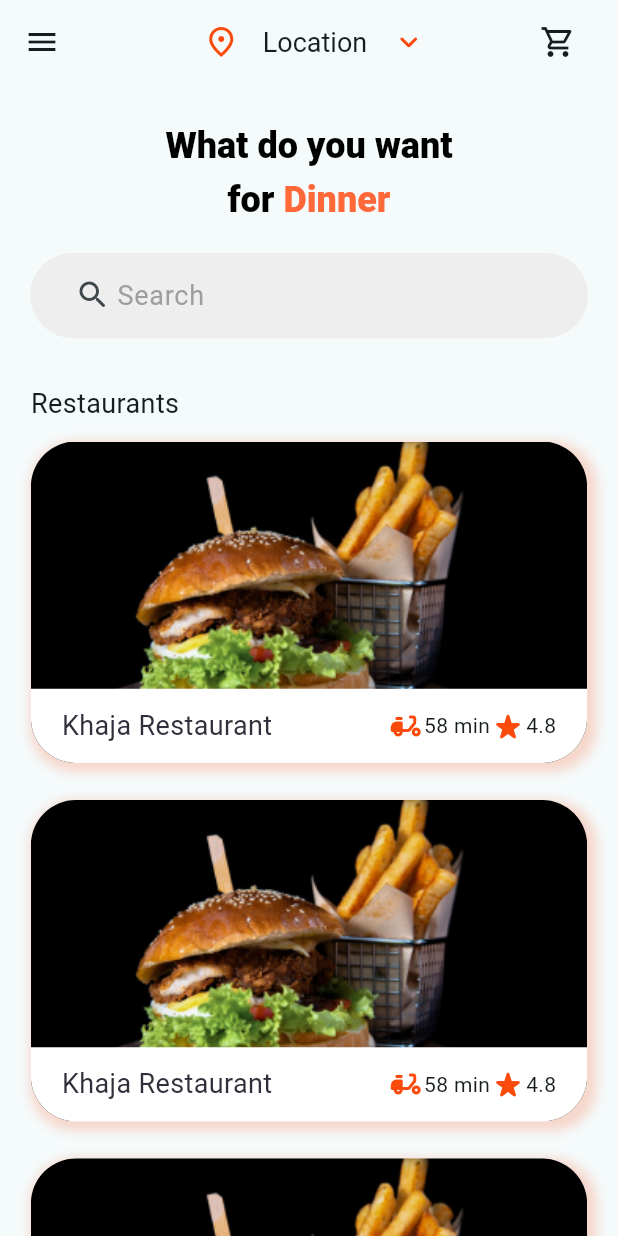
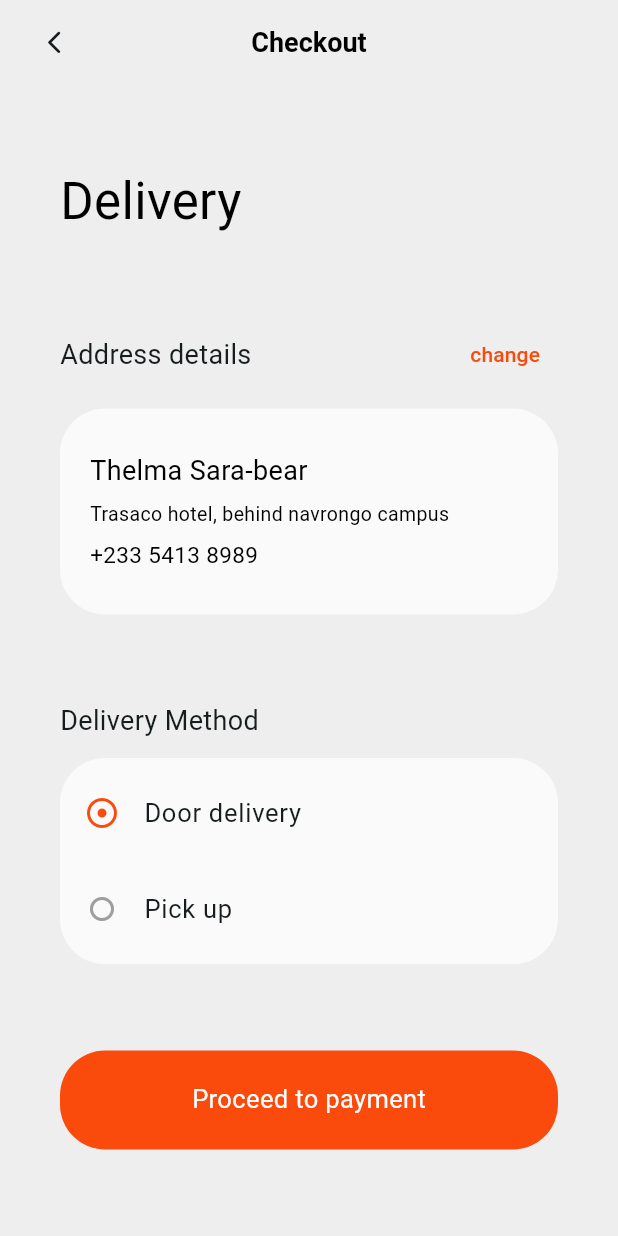
Before and after one commit to yahiyam/fullfill_user_app, a Flutter app: the screen it shows after launch, after a tap on "Get started", after a tap on "Login", after a tap on the "shopping cart" icon, on a phone screen of 412 x 824 dp. Run offline on Flutter 3.47's test engine with Material 2 defaults, Android fonts, the phone set to English and light mode, and no system bars; our stand-ins replace image_picker, shared_preferences.

Commit message:
UI finished almost

```diff
--- a/lib/main.dart
+++ b/lib/main.dart
@@ -1,4 +1,6 @@
 import 'package:flutter/material.dart';
+import 'package:fullfill_user_app/presentation/CheckoutPage/checkout_delivery_page.dart';
+import 'package:fullfill_user_app/presentation/CheckoutPage/checkout_patment.dart';
 import 'package:fullfill_user_app/presentation/RestaurantPage/restaurant_page.dart';
 import 'package:fullfill_user_app/presentation/emptyPages/connection_page.dart';
 import 'package:fullfill_user_app/presentation/emptyPages/history_page.dart';
@@ -13,6 +15,8 @@ import 'package:fullfill_user_app/presentation/splash_page.dart';
 import 'package:fullfill_user_app/provider/auth_provider.dart';
 import 'package:fullfill_user_app/provider/splash_provider.dart';
 import 'package:provider/provider.dart';
+
+import 'presentation/emptyPages/privacy_page.dart';
 
 void main(List<String> args) {
   runApp(
@@ -63,6 +67,9 @@ class MyApp extends StatelessWidget {
         '/order': (context) => const OrderPage(),
         '/search': (context) => const SearchPage(),
         '/profile': (context) => const ProfilePage(),
+        '/privacy': (context) => const PrivacyPage(),
+        '/delivery': (context) => const DeliveryPage(),
+        '/payment': (context) => const PaymentPage(),
       },
     );
   }
--- /dev/null
+++ b/lib/presentation/CheckoutPage/checkout_delivery_page.dart
@@ -0,0 +1,177 @@
+import 'package:flutter/material.dart';
+import 'package:fullfill_user_app/presentation/common_widgets/common_widgets.dart';
+
+import '../../Globals/colors.dart';
+import '../HomePage/widgets/heading_title.dart';
+
+class DeliveryPage extends StatelessWidget {
+  const DeliveryPage({super.key});
+
+  @override
+  Widget build(BuildContext context) {
+    final Size screen = MediaQuery.of(context).size;
+    return Scaffold(
+      appBar: const CustomAppBar(title: 'Checkout'),
+      backgroundColor: grey200,
+      body: Column(
+        mainAxisAlignment: MainAxisAlignment.spaceEvenly,
+        crossAxisAlignment: CrossAxisAlignment.start,
+        children: [
+          const Padding(
+            padding: EdgeInsets.only(left: 40.0),
+            child: Text(
+              'Delivery',
+              style: TextStyle(
+                fontSize: 34,
+                fontWeight: FontWeight.w400,
+                height: 1.2025,
+                color: Color(0xff000000),
+              ),
+            ),
+          ),
+          Padding(
+            padding: const EdgeInsets.symmetric(horizontal: 40),
+            child: Column(
+              crossAxisAlignment: CrossAxisAlignment.start,
+              children: [
+                Row(
+                  mainAxisAlignment: MainAxisAlignment.spaceBetween,
+                  children: [
+                    const HeadingTitle(
+                      title: 'Address details',
+                      padding: false,
+                    ),
+                    TextButton(
+                      onPressed: () {},
+                      child: const Text(
+                        'change',
+                        style: TextStyle(
+                          color: orange,
+                        ),
+                      ),
+                    )
+                  ],
+                ),
+                const SizedBox(height: 12),
+                Container(
+                  height: screen.height / 6,
+                  width: double.infinity,
+                  decoration: BoxDecoration(
+                    color: Colors.white70,
+                    borderRadius: BorderRadius.circular(30),
+                  ),
+                  child: const Padding(
+                    padding: EdgeInsets.all(20.0),
+                    child: Column(
+                      mainAxisAlignment: MainAxisAlignment.spaceEvenly,
+                      crossAxisAlignment: CrossAxisAlignment.start,
+                      children: [
+                        Text(
+                          'Thelma Sara-bear',
+                          style: TextStyle(
+                            fontSize: 18,
+                            fontWeight: FontWeight.w400,
+                            height: 1.2025,
+                            color: Color(0xff000000),
+                          ),
+                        ),
+                        Text(
+                          'Trasaco hotel, behind navrongo campus',
+                          style: TextStyle(
+                            fontSize: 13,
+                            fontWeight: FontWeight.w400,
+                            height: 1.2025,
+                            color: Color(0xff000000),
+                          ),
+                        ),
+                        Text(
+                          '+233 5413 8989',
+                          style: TextStyle(
+                            fontSize: 15,
+                            fontWeight: FontWeight.w400,
+                            height: 1.2025,
+                            color: Color(0xff000000),
+                          ),
+                        ),
+                      ],
+                    ),
+                  ),
+                ),
+              ],
+            ),
+          ),
+          Padding(
+            padding: const EdgeInsets.symmetric(horizontal: 40),
+            child: Column(
+              crossAxisAlignment: CrossAxisAlignment.start,
+              children: [
+                const HeadingTitle(
+                  title: 'Delivery Method',
+                  padding: false,
+                ),
+                const SizedBox(height: 12),
+                Container(
+                  height: screen.height / 6,
+                  width: double.infinity,
+                  decoration: BoxDecoration(
+                    color: Colors.white70,
+                    borderRadius: BorderRadius.circular(30),
+                  ),
+                  child: const Column(
+                    mainAxisAlignment: MainAxisAlignment.spaceEvenly,
+                    children: [
+                      DeliveryTypeCard(
+                        type: 'Door delivery',
+                        isSelected: true,
+                      ),
+                      DeliveryTypeCard(
+                        type: 'Pick up',
+                      ),
+                    ],
+                  ),
+                ),
+              ],
+            ),
+          ),
+          CommonButton(
+            title: 'Proceed to payment',
+            onTap: () {
+              Navigator.pushNamed(context, '/payment');
+            },
+          ),
+        ],
+      ),
+    );
+  }
+}
+
+class DeliveryTypeCard extends StatelessWidget {
+  const DeliveryTypeCard({
+    super.key,
+    required this.type,
+    this.isSelected = false,
+  });
+  final String type;
+  final bool? isSelected;
+  @override
+  Widget build(BuildContext context) {
+    return ListTile(
+      title: Text(
+        type,
+        style: const TextStyle(
+          fontSize: 17,
+          fontWeight: FontWeight.w400,
+        ),
+      ),
+      leading: isSelected!
+          ? const Icon(
+              Icons.adjust_rounded,
+              color: orange,
+            )
+          : const Icon(
+              Icons.fiber_manual_record_outlined,
+              color: grey,
+            ),
+    );
+  }
+}
--- a/lib/presentation/HomePage/widgets/home_app_bar.dart
+++ b/lib/presentation/HomePage/widgets/home_app_bar.dart
@@ -1,4 +1,3 @@
-import 'dart:developer';
 
 import 'package:flutter/material.dart';
 
@@ -37,9 +36,7 @@ class HomeAppBar extends StatelessWidget {
         ),
         IconButton(
           onPressed: () {
-            log(MediaQuery.of(context).padding.top.toString());
-            log(screen.height.toString());
-            log(screen.width.toString());
+            Navigator.pushNamed(context, '/delivery');
           },
           icon: const Icon(Icons.shopping_cart_outlined),
         ),
--- a/lib/presentation/common_widgets/common_widgets.dart
+++ b/lib/presentation/common_widgets/common_widgets.dart
@@ -1,4 +1,5 @@
 import 'package:flutter/material.dart';
+import 'package:flutter/services.dart';
 
 class CustomAppBar extends StatelessWidget implements PreferredSizeWidget {
   const CustomAppBar({
@@ -30,6 +31,11 @@ class CustomAppBar extends StatelessWidget implements PreferredSizeWidget {
         ),
       );
     }
+
+    // Set the system UI overlay style for the status bar color
+    SystemChrome.setSystemUIOverlayStyle(const SystemUiOverlayStyle(
+      statusBarColor: Colors.blue, // Replace with your desired color
+    ));
 
     return AppBar(
       toolbarHeight: screen.height / 100 * 10,
--- a/lib/presentation/emptyPages/history_page.dart
+++ b/lib/presentation/emptyPages/history_page.dart
@@ -18,7 +18,9 @@ class HistoryPage extends StatelessWidget {
           ),
           CommonButton(
             title: 'Start ordering',
-            onTap: () {},
+            onTap: () {
+              Navigator.pushReplacementNamed(context, '/home');
+            },
           ),
         ],
       ),
```
Also changed, not shown: lib/presentation/CheckoutPage/checkout_patment.dart (added, +95 -0 lines), lib/presentation/common_widgets/custom_drawer.dart (+29 -5 lines), lib/presentation/emptyPages/privacy_page.dart (added, +32 -0 lines), lib/presentation/profile/profile_page.dart (+6 -6 lines).
